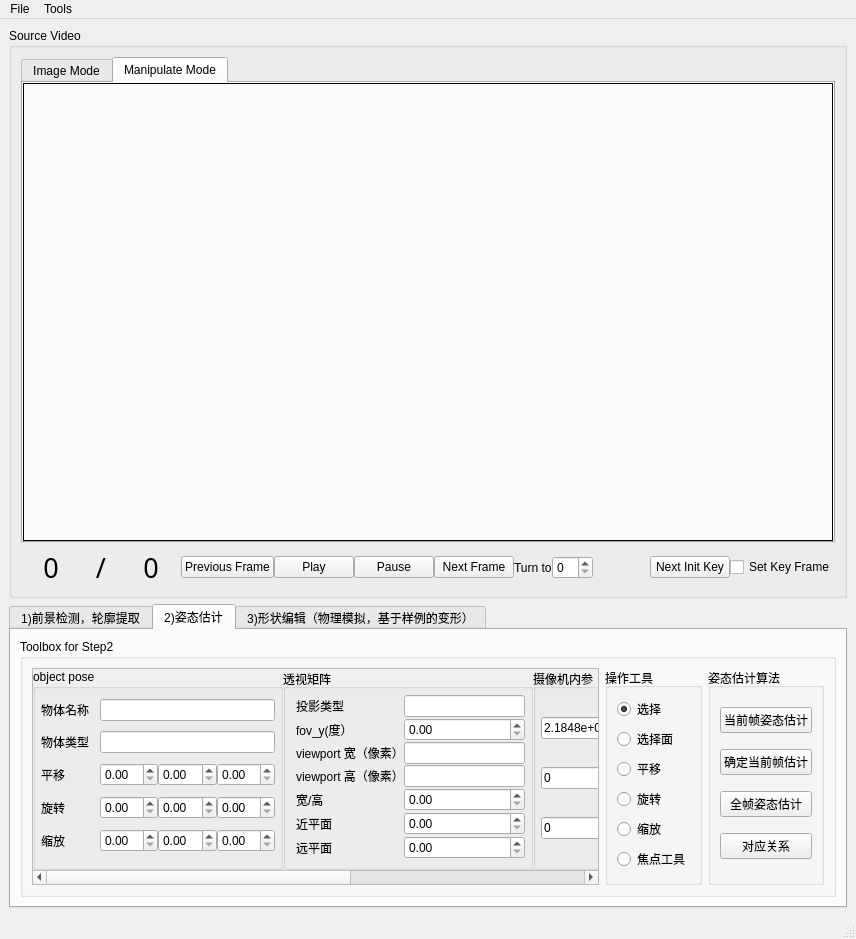
The window that PCM/qt_gui/ui/VideoEditingScene.ui (FLOWERCLOUD/ebpd_vs2015) describes before a commit, drawn with Qt 5.
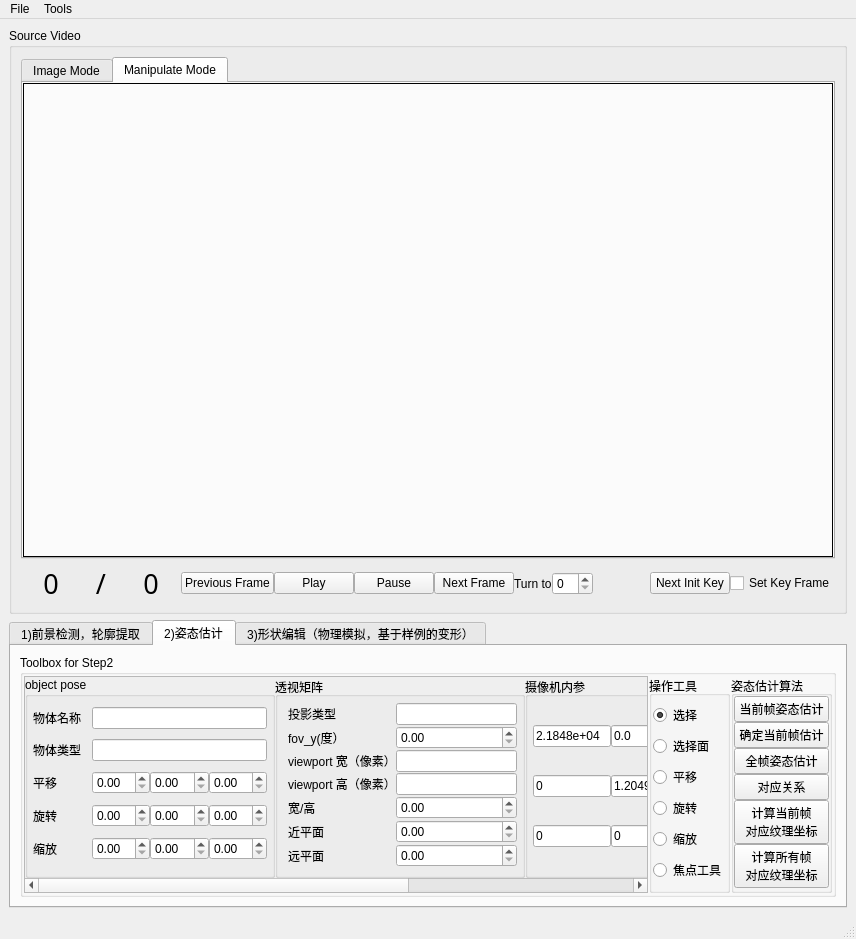
The same window after the commit. Custom widgets are drawn as their Qt base class.

```diff
--- a/PCM/qt_gui/ui/VideoEditingScene.ui
+++ b/PCM/qt_gui/ui/VideoEditingScene.ui
@@ -577,6 +577,21 @@
              <string>Toolbox for Step2</string>
             </property>
             <layout class="QHBoxLayout" name="horizontalLayout_3">
+             <property name="spacing">
+              <number>1</number>
+             </property>
+             <property name="leftMargin">
+              <number>1</number>
+             </property>
+             <property name="topMargin">
+              <number>1</number>
+             </property>
+             <property name="rightMargin">
+              <number>1</number>
+             </property>
+             <property name="bottomMargin">
+              <number>1</number>
+             </property>
              <item>
               <widget class="QScrollArea" name="scrollArea_object_info">
                <property name="widgetResizable">
@@ -938,6 +953,21 @@
                 <string>操作工具</string>
                </property>
                <layout class="QVBoxLayout" name="verticalLayout_4">
+                <property name="spacing">
+                 <number>1</number>
+                </property>
+                <property name="leftMargin">
+                 <number>1</number>
+                </property>
+                <property name="topMargin">
+                 <number>1</number>
+                </property>
+                <property name="rightMargin">
+                 <number>1</number>
+                </property>
+                <property name="bottomMargin">
+                 <number>1</number>
+                </property>
                 <item>
                  <widget class="QRadioButton" name="radioButton_select">
                   <property name="text">
@@ -992,6 +1022,21 @@
                 <string>姿态估计算法</string>
                </property>
                <layout class="QVBoxLayout" name="verticalLayout_9">
+                <property name="spacing">
+                 <number>0</number>
+                </property>
+                <property name="leftMargin">
+                 <number>0</number>
+                </property>
+                <property name="topMargin">
+                 <number>0</number>
+                </property>
+                <property name="rightMargin">
+                 <number>0</number>
+                </property>
+                <property name="bottomMargin">
+                 <number>0</number>
+                </property>
                 <item>
                  <widget class="QPushButton" name="pushButtoncur_pose_estimation">
                   <property name="text">
@@ -1020,6 +1065,22 @@
                   </property>
                  </widget>
                 </item>
+                <item>
+                 <widget class="QPushButton" name="caculateCorredTexture">
+                  <property name="text">
+                   <string>计算当前帧
+对应纹理坐标</string>
+                  </property>
+                 </widget>
+                </item>
+                <item>
+                 <widget class="QPushButton" name="caculateAllCorredTexture">
+                  <property name="text">
+                   <string>计算所有帧
+对应纹理坐标</string>
+                  </property>
+                 </widget>
+                </item>
                </layout>
               </widget>
              </item>
```
Left out of the diff: 78 changed lines with no effect on the pictures.
